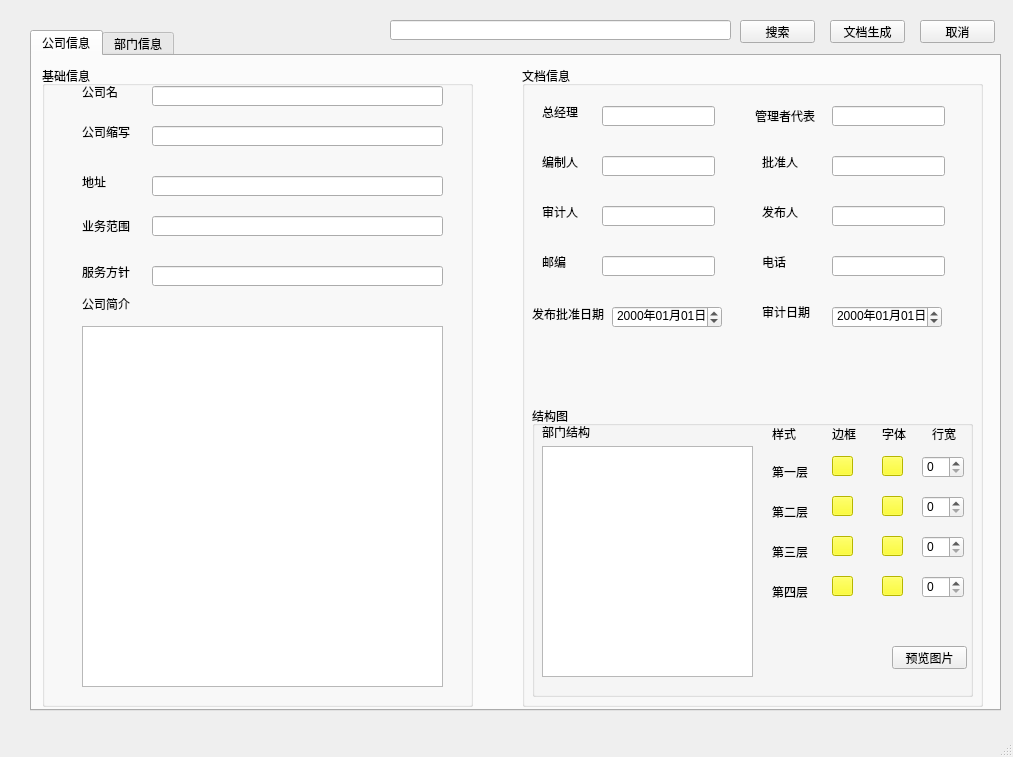
This is Word-Printer/test.ui in OtakuTools/WordPrinter as Qt 5 draws it before an edit. The edited form follows.
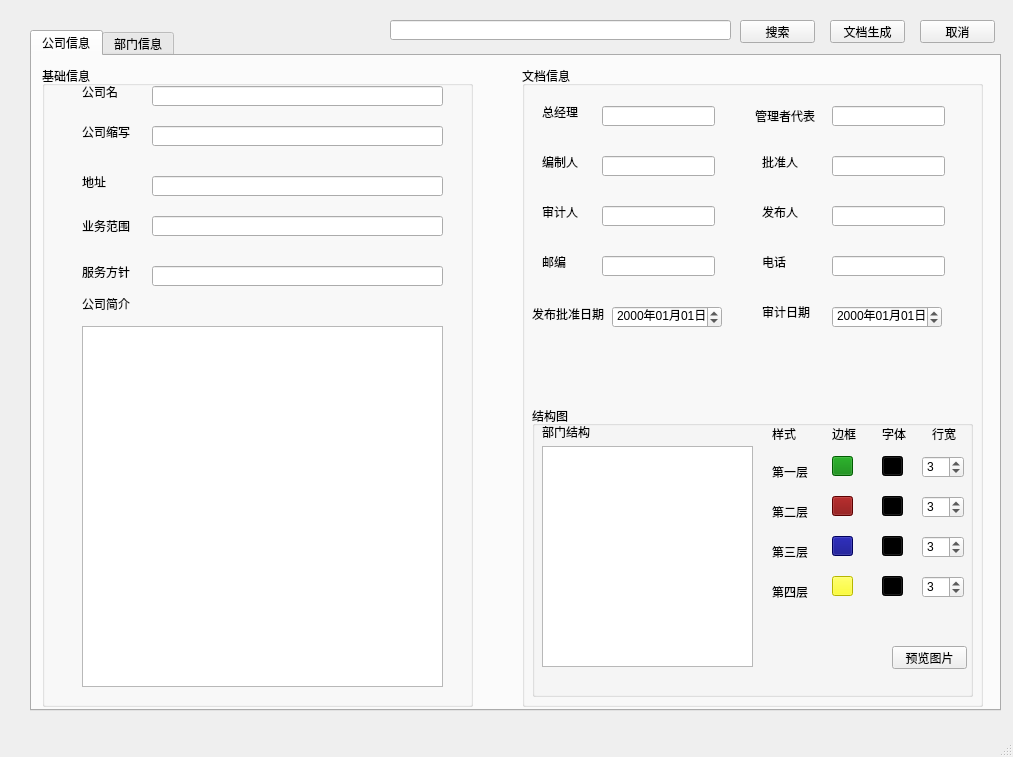
This is the edited form.

What changed in the file:
```diff
--- a/Word-Printer/test.ui
+++ b/Word-Printer/test.ui
@@ -454,16 +454,6 @@
          <string>部门结构</string>
         </property>
        </widget>
-       <widget class="QTableWidget" name="previewPic">
-        <property name="geometry">
-         <rect>
-          <x>10</x>
-          <y>40</y>
-          <width>211</width>
-          <height>231</height>
-         </rect>
-        </property>
-       </widget>
        <widget class="QPushButton" name="previewButton">
         <property name="geometry">
          <rect>
@@ -590,6 +580,12 @@
           <height>22</height>
          </rect>
         </property>
+        <property name="minimum">
+         <number>1</number>
+        </property>
+        <property name="value">
+         <number>3</number>
+        </property>
        </widget>
        <widget class="QSpinBox" name="level2Height">
         <property name="geometry">
@@ -600,6 +596,12 @@
           <height>22</height>
          </rect>
         </property>
+        <property name="minimum">
+         <number>1</number>
+        </property>
+        <property name="value">
+         <number>3</number>
+        </property>
        </widget>
        <widget class="QSpinBox" name="level3Height">
         <property name="geometry">
@@ -610,6 +612,12 @@
           <height>22</height>
          </rect>
         </property>
+        <property name="minimum">
+         <number>1</number>
+        </property>
+        <property name="value">
+         <number>3</number>
+        </property>
        </widget>
        <widget class="QSpinBox" name="level4Height">
         <property name="geometry">
@@ -620,6 +628,12 @@
           <height>22</height>
          </rect>
         </property>
+        <property name="minimum">
+         <number>1</number>
+        </property>
+        <property name="value">
+         <number>3</number>
+        </property>
        </widget>
        <widget class="QPushButton" name="level1Border">
         <property name="geometry">
@@ -637,7 +651,7 @@
          <bool>false</bool>
         </property>
         <property name="styleSheet">
-         <string notr="true">background-color:rgb(255, 255, 0);
+         <string notr="true">background-color:rgb(0, 128, 0);
 border-color: rgb(0, 0, 0);
 gridline-color:rgb(0, 0, 0);</string>
         </property>
@@ -655,8 +669,8 @@
          </rect>
         </property>
         <property name="styleSheet">
-         <string notr="true">background-color:rgb(255, 255, 0);
-border-color: rgb(0, 0, 0);
+         <string notr="true">background-color:rgb(128,0, 0);
+border-color: rgb(0,0, 0);
 gridline-color:rgb(0, 0, 0);</string>
         </property>
         <property name="text">
@@ -673,7 +687,7 @@
          </rect>
         </property>
         <property name="styleSheet">
-         <string notr="true">background-color:rgb(255, 255, 0);
+         <string notr="true">background-color:rgb(0, 0, 128);
 border-color: rgb(0, 0, 0);
 gridline-color:rgb(0, 0, 0);</string>
         </property>
@@ -709,7 +723,7 @@
          </rect>
         </property>
         <property name="styleSheet">
-         <string notr="true">background-color:rgb(255, 255, 0);
+         <string notr="true">background-color:rgb(0, 0, 0);
 border-color: rgb(0, 0, 0);
 gridline-color:rgb(0, 0, 0);</string>
         </property>
@@ -727,7 +741,7 @@
          </rect>
         </property>
         <property name="styleSheet">
-         <string notr="true">background-color:rgb(255, 255, 0);
+         <string notr="true">background-color:rgb(0,0, 0);
 border-color: rgb(0, 0, 0);
 gridline-color:rgb(0, 0, 0);</string>
         </property>
@@ -745,7 +759,7 @@
          </rect>
         </property>
         <property name="styleSheet">
-         <string notr="true">background-color:rgb(255, 255, 0);
+         <string notr="true">background-color:rgb(0, 0, 0);
 border-color: rgb(0, 0, 0);
 gridline-color:rgb(0, 0, 0);</string>
         </property>
@@ -763,7 +777,7 @@
          </rect>
         </property>
         <property name="styleSheet">
-         <string notr="true">background-color:rgb(255, 255, 0);
+         <string notr="true">background-color:rgb(0,0, 0);
 border-color: rgb(0, 0, 0);
 gridline-color:rgb(0, 0, 0);</string>
         </property>
@@ -771,6 +785,16 @@
          <string/>
         </property>
        </widget>
+       <widget class="QListWidget" name="previewPic">
+        <property name="geometry">
+         <rect>
+          <x>10</x>
+          <y>40</y>
+          <width>211</width>
+          <height>221</height>
+         </rect>
+        </property>
+       </widget>
       </widget>
      </widget>
     </widget>
```
Left out of the diff: 8 changed lines with no effect on the pictures.
